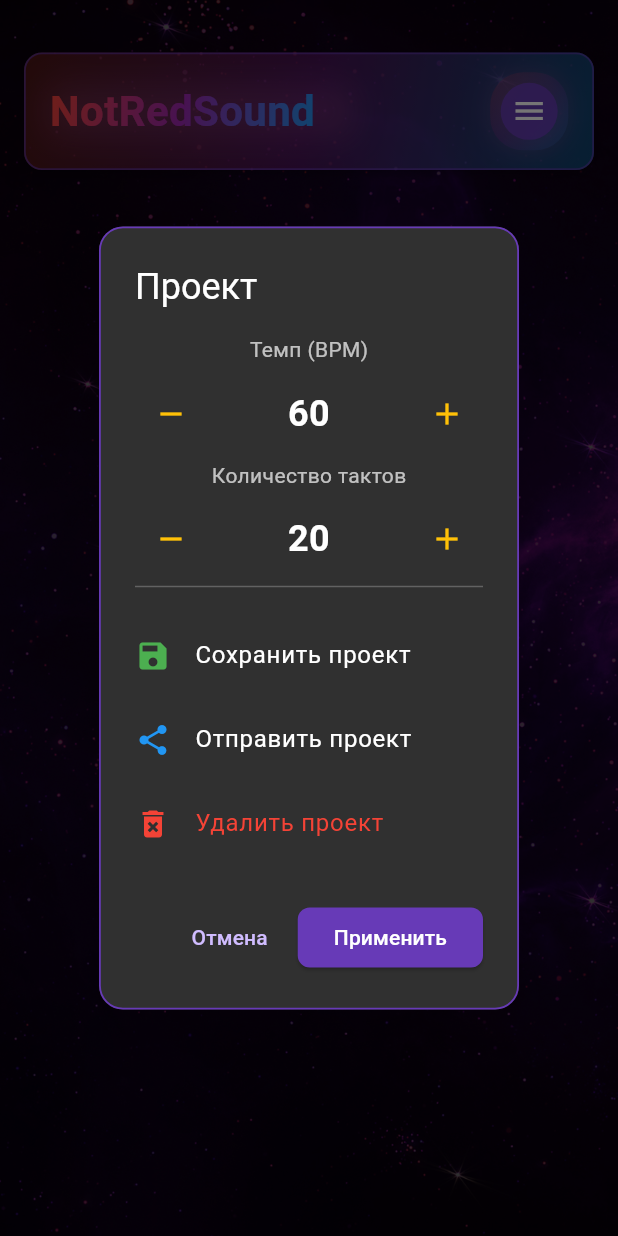
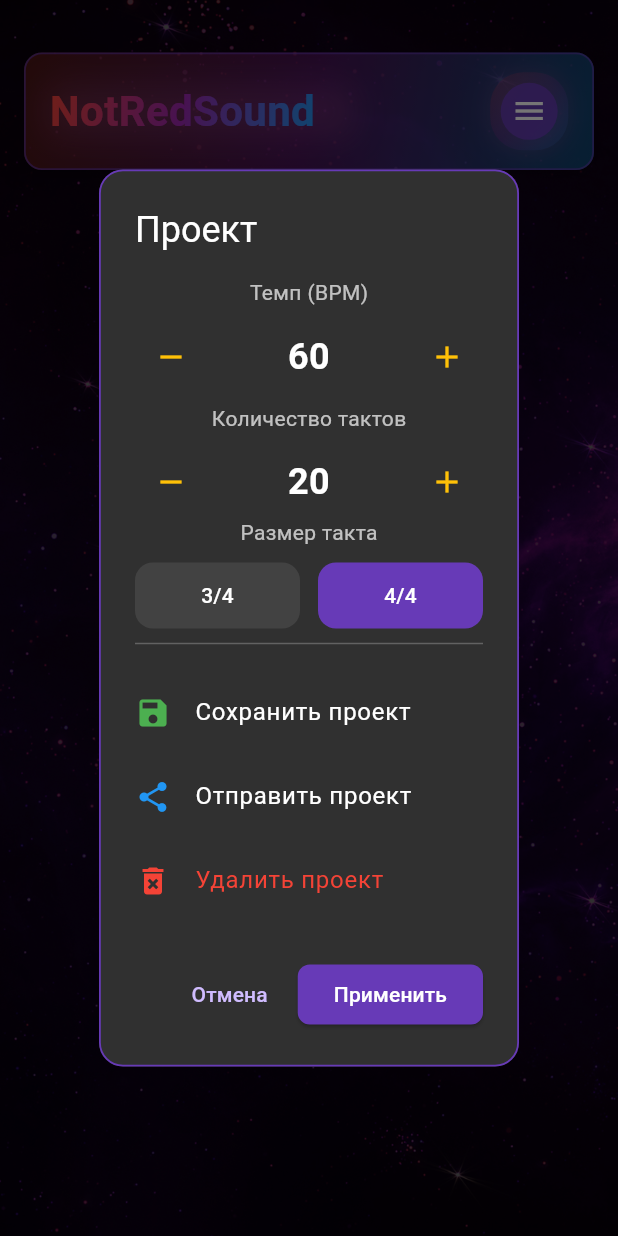
Before and after one commit to Pendulf/NotRedSound, a Flutter app: the screen it shows after launch, after a tap on the "menu" icon, on a phone screen of 412 x 824 dp. Run offline on Flutter 3.47's test engine with Material 3 defaults, Android fonts, the phone set to English and light mode, and no system bars; our stand-ins replace permission_handler, share_plus; missing offline and left inert: audio_session, flutter_midi_engine, flutter_sound, midi_util.

Commit message:
Size 3/4

```diff
--- a/lib/core/constants/app_constants.dart
+++ b/lib/core/constants/app_constants.dart
@@ -2,10 +2,10 @@ import 'package:flutter/material.dart';
 
 class AppConstants {
   static int beatsPerBar = 4;
-  static int ticksPerBeat = 3;
+  static int ticksPerBeat = 4;
 
-  static int get rythm3 => ticksPerBeat = 3;
-  static int get rythm4 => ticksPerBeat = 4;
+  static bool get isRhythm3 => ticksPerBeat == 3;
+  static bool get isRhythm4 => ticksPerBeat == 4;
 
   static int bpm = 60;
   static int totalBars = 20;
@@ -32,6 +32,13 @@ class AppConstants {
   static const Color accentColor = Colors.amber;
   static const Color primaryColor = Colors.deepPurple;
 
+  static double get secondsPerBeat => 60.0 / bpm;
+  static double get secondsPerBar => secondsPerBeat * beatsPerBar;
+  static double get secondsPerTick => secondsPerBeat / ticksPerBeat;
+  static int get millisecondsPerTick => (secondsPerTick * 1000).round();
+
+  static String get timeSignatureLabel => '$beatsPerBar/4';
+
   static void updateBpm(int newBpm) {
     bpm = newBpm.clamp(40, 240);
   }
@@ -50,12 +57,11 @@ class AppConstants {
     }
   }
 
-  static double get secondsPerBeat => 60.0 / bpm;
-  static double get secondsPerBar => secondsPerBeat * beatsPerBar;
-  static double get secondsPerTick => secondsPerBeat / ticksPerBeat;
-  static int get millisecondsPerTick => (secondsPerTick * 1000).round();
+  static void setRhythm3() {
+    ticksPerBeat = 3;
+  }
 
-  static String get timeSignatureLabel => '$beatsPerBar/4';
-
-
+  static void setRhythm4() {
+    ticksPerBeat = 4;
+  }
 }
--- a/lib/presentation/home/home_screen.dart
+++ b/lib/presentation/home/home_screen.dart
@@ -392,6 +392,56 @@ void _redoLastAction() {
                         ),
                       ],
                     ),
+                    const Text(
+  'Размер такта',
+  style: TextStyle(color: Colors.white70),
+),
+const SizedBox(height: 8),
+Row(
+  children: [
+    Expanded(
+      child: TextButton(
+        onPressed: () {
+          setLocalState(() {
+            AppConstants.setRhythm3();
+          });
+        },
+        style: TextButton.styleFrom(
+          backgroundColor: AppConstants.isRhythm3
+              ? Colors.deepPurple
+              : Colors.grey[800],
+          foregroundColor: Colors.white,
+          padding: const EdgeInsets.symmetric(vertical: 12),
+          shape: RoundedRectangleBorder(
+            borderRadius: BorderRadius.circular(12),
+          ),
+        ),
+        child: const Text('3/4'),
+      ),
+    ),
+    const SizedBox(width: 12),
+    Expanded(
+      child: TextButton(
+        onPressed: () {
+          setLocalState(() {
+            AppConstants.setRhythm4();
+          });
+        },
+        style: TextButton.styleFrom(
+          backgroundColor: AppConstants.isRhythm4
+              ? Colors.deepPurple
+              : Colors.grey[800],
+          foregroundColor: Colors.white,
+          padding: const EdgeInsets.symmetric(vertical: 12),
+          shape: RoundedRectangleBorder(
+            borderRadius: BorderRadius.circular(12),
+          ),
+        ),
+        child: const Text('4/4'),
+      ),
+    ),
+  ],
+),
                     const Divider(color: Colors.white24),
                     const SizedBox(height: 10),
                     ListTile(
```
